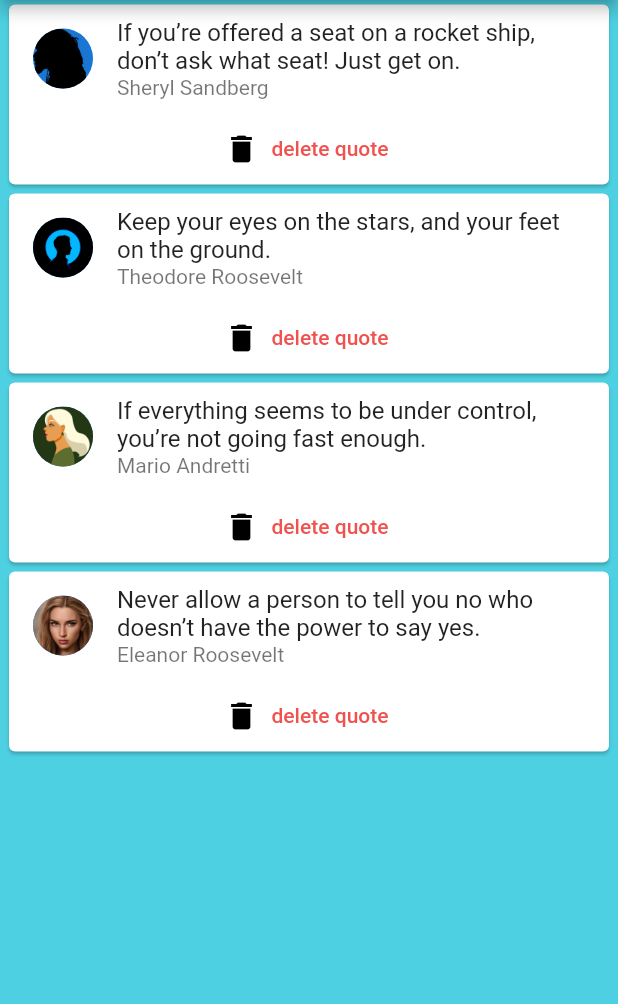
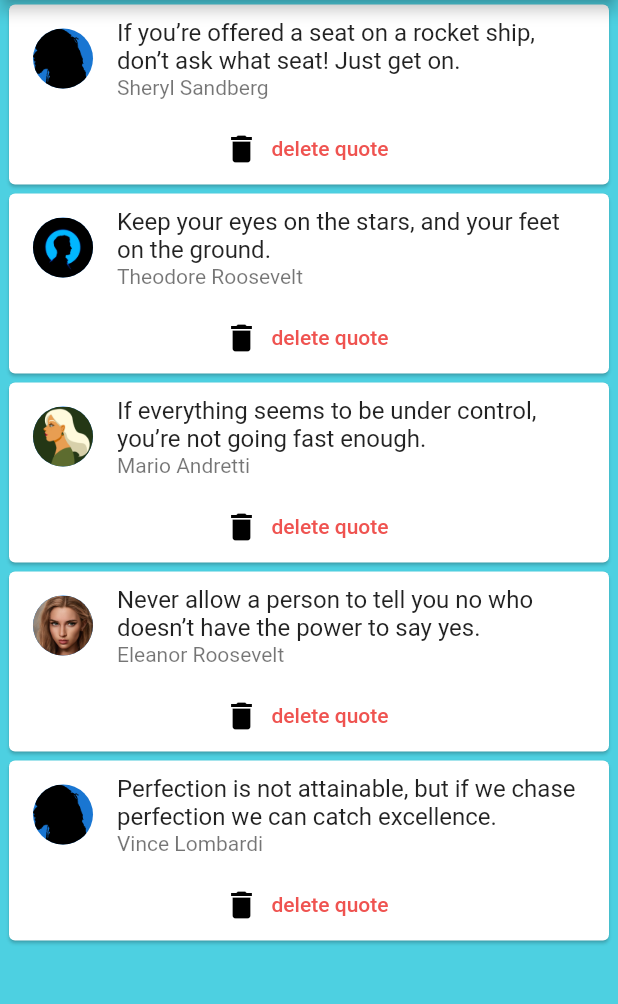
Before and after one commit to iYAXES/motivational_quotes, a Flutter app: the screen it shows after launch, on a phone screen of 412 x 824 dp, the part 84-1088 px from its top. Run offline on Flutter 3.47's test engine with Material 2 defaults, Android fonts, the phone set to English and light mode, and no system bars.

Commit message:
added quotes

```diff
--- a/lib/main.dart
+++ b/lib/main.dart
@@ -33,6 +33,11 @@ class _HomeState extends State<Home> {
             'Never allow a person to tell you no who doesn’t have the power to say yes.',
         author: 'Eleanor Roosevelt',
         photo: 'assets/woman1.jpg'),
+    Quotes(
+        text:
+            'Perfection is not attainable, but if we chase perfection we can catch excellence.',
+        author: 'Vince Lombardi',
+        photo: 'assets/man.png'),
   ];
   @override
   Widget build(BuildContext context) {
```
